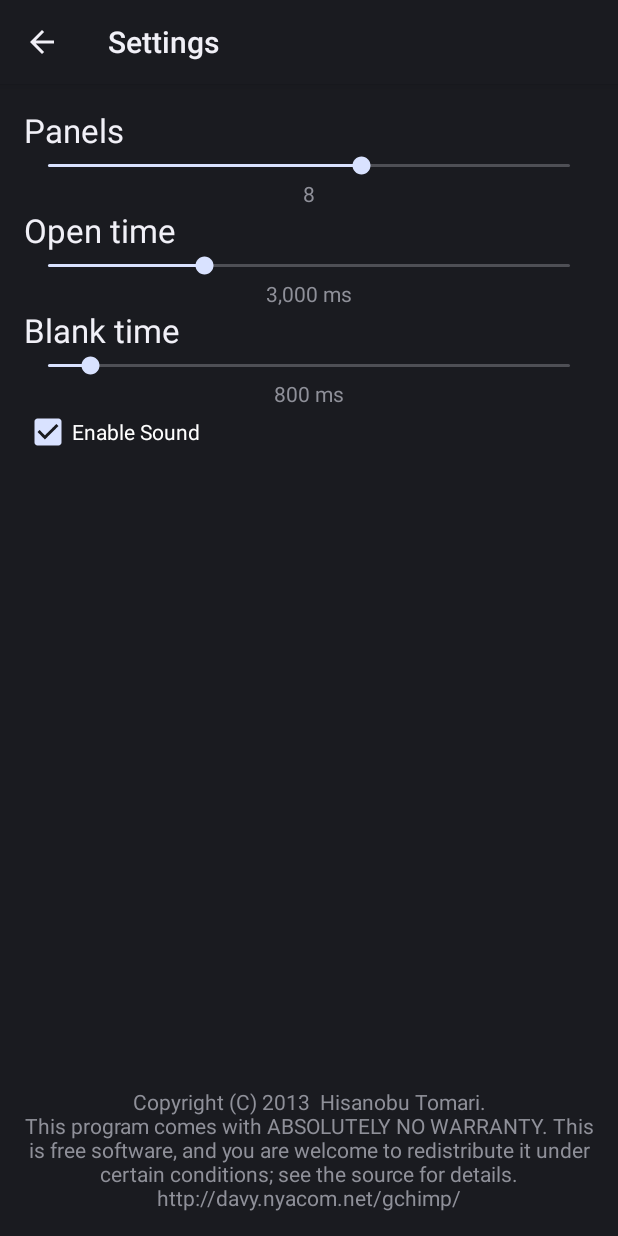
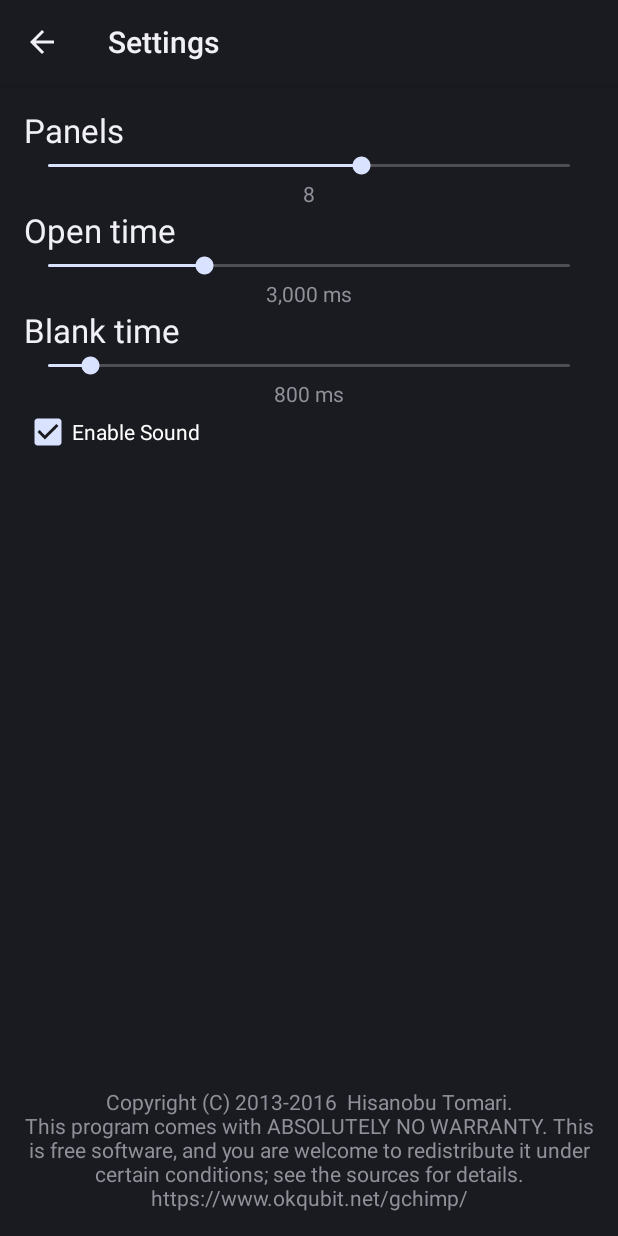
Before and after one commit to tomari/GeniusChimp, an Android app: the ConfigActivity screen opened directly, with no data from a screen before it, on a phone screen of 412 x 824 dp. Run offline under Robolectric (Android 15) with nearby library versions, the phone set to English and light mode, and no system bars.

Commit message:
Update website URL

```diff
--- a/app/src/main/res/values/strings.xml
+++ b/app/src/main/res/values/strings.xml
@@ -21,5 +21,5 @@
 	<string name="settingsDismiss">Done</string>
 	<string formatted="false" name="settingsNumFormat">%,d</string>
 	<string name="settingsSound">Enable Sound</string>
-	<string name="legal">Copyright (C) 2013\u0020\u0020Hisanobu Tomari.\nThis program comes with ABSOLUTELY NO WARRANTY. This is free software, and you are welcome to redistribute it under certain conditions; see the source for details.\nhttp://davy.nyacom.net/gchimp/</string>
+	<string name="legal">Copyright (C) 2013-2016\u0020\u0020Hisanobu Tomari.\nThis program comes with ABSOLUTELY NO WARRANTY. This is free software, and you are welcome to redistribute it under certain conditions; see the sources for details.\nhttps://www.okqubit.net/gchimp/</string>
 </resources>
```
